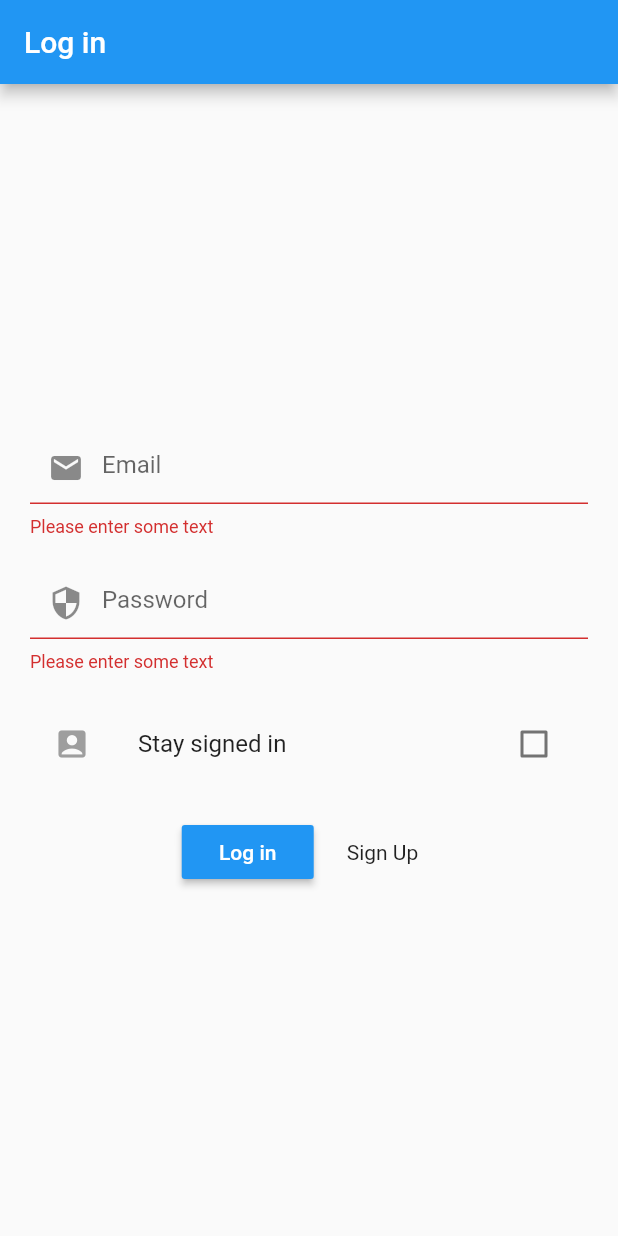
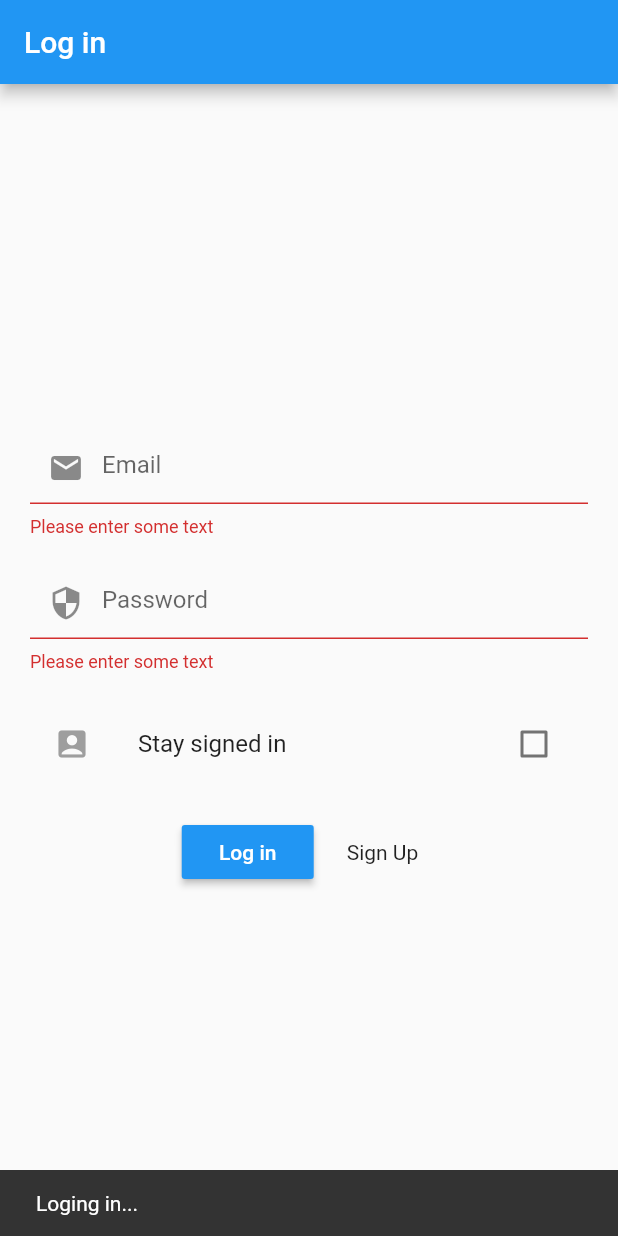
Before and after one commit to johncerpa/FlutterSchoolApp, a Flutter app: the screen it shows after launch, after a tap on "Log in", on a phone screen of 412 x 824 dp. Run offline on Flutter 3.47's test engine with Material 2 defaults, Android fonts, the phone set to English and light mode, and no system bars; our stand-ins replace shared_preferences.

```diff
--- a/lib/screens/login.dart
+++ b/lib/screens/login.dart
@@ -62,7 +62,7 @@ class LoginState extends State<Login> {
                         mainAxisAlignment: MainAxisAlignment.center,
                         crossAxisAlignment: CrossAxisAlignment.center,
                         children: <Widget>[
-                          loginButton(model),
+                          loginButton(model, context),
                           signUpButton(context),
                         ],
                       ),
@@ -76,14 +76,17 @@ class LoginState extends State<Login> {
   }
 
   snackbar(BuildContext context, String message) {
-    Scaffold.of(context).showSnackBar(SnackBar(content: Text(message)));
+    Scaffold.of(context).showSnackBar(SnackBar(
+      content: Text(message),
+      duration: const Duration(seconds: 2),
+    ));
   }
 
-  void loginLogic(Model model) async {
+  void loginLogic(Model model, BuildContext originalContext) async {
     String email = emailController.text;
     String password = passwordController.text;
 
-    await model.login(email, password).then((user) async {
+    await Model.login(email, password).then((user) async {
       if (staySignedIn) {
         await model.cacheIt(user);
       }
@@ -92,15 +95,15 @@ class LoginState extends State<Login> {
     }).catchError((error) {
       String errorMsg = error.toString().substring(
           error.toString().indexOf(":") + 1, error.toString().length);
-      snackbar(context, errorMsg);
+      snackbar(originalContext, errorMsg);
       return;
     }).timeout(Duration(seconds: 5), onTimeout: () {
-      snackbar(context, "Time out");
+      snackbar(originalContext, "Time out");
       return;
     });
   }
 
-  Widget loginButton(Model model) {
+  Widget loginButton(Model model, BuildContext originalContext) {
     return Container(
         margin: new EdgeInsets.only(right: 10.0),
         child: MaterialButton(
@@ -110,8 +113,9 @@ class LoginState extends State<Login> {
           ),
           color: Colors.blue,
           onPressed: () async {
+            snackbar(originalContext, "Loging in...");
             if (_key.currentState.validate()) {
-              loginLogic(model);
+              loginLogic(model, originalContext);
             }
           },
         ));
--- a/lib/screens/myapp.dart
+++ b/lib/screens/myapp.dart
@@ -33,8 +33,10 @@ class MyApp extends StatelessWidget {
       String username = prefs.get("username");
       String name = prefs.get("name");
 
-      Model userInfo = new Model(token: token, username: username, name: name);
-      user.update(userInfo);
+      Model userInfo =
+          Model(token: token, username: username, name: name, logged: true);
+
+      await user.update(userInfo);
     }
 
     return isLogged;
```
Also changed, not shown: lib/model/model.dart (+24 -10 lines), lib/screens/home.dart (+10 -0 lines), lib/screens/signup.dart (+5 -6 lines).
